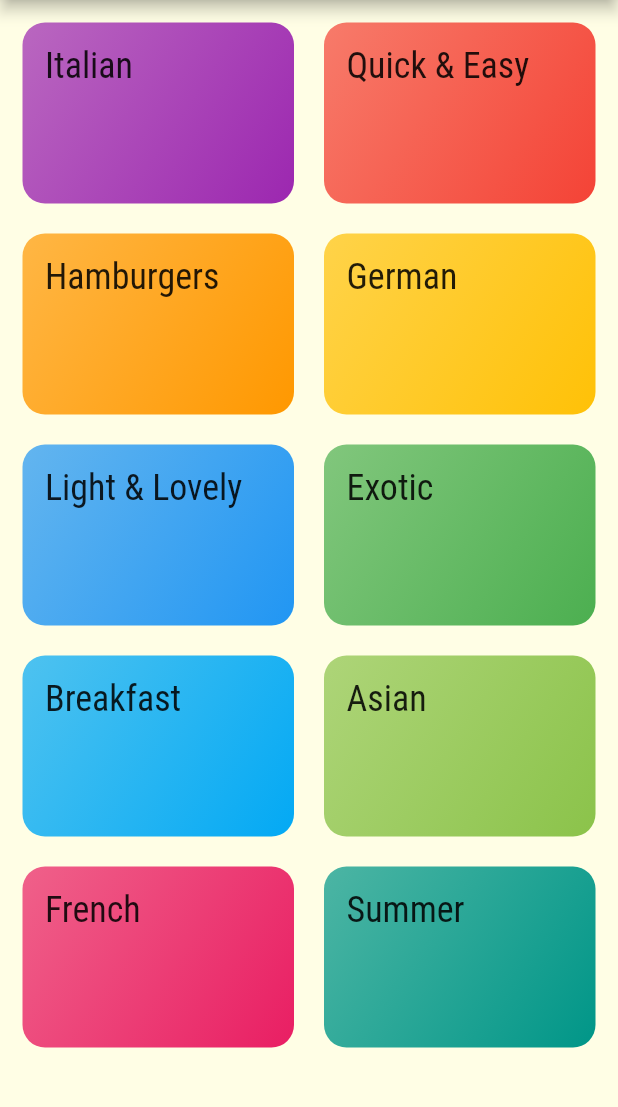
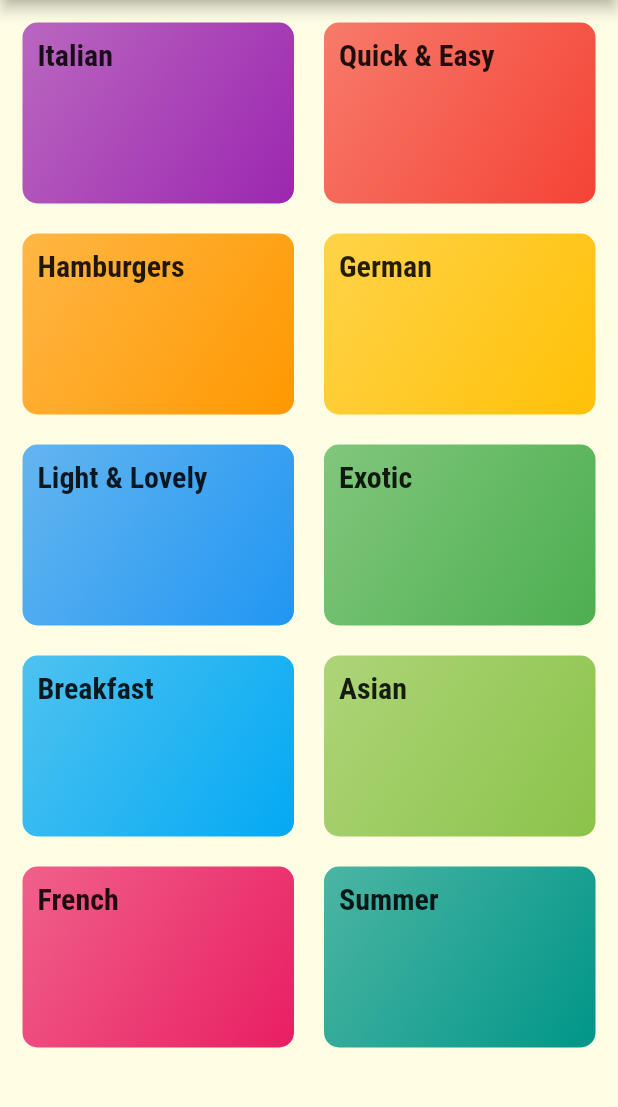
Before and after one commit to diipak-singh/meals_app, a Flutter app: the screen it shows after launch, on a phone screen of 412 x 824 dp, the part 84-1191 px from its top. Run offline on Flutter 3.47's test engine with Material 2 defaults, Android fonts, the phone set to English and light mode, and no system bars.

```diff
--- a/lib/categories_screen.dart
+++ b/lib/categories_screen.dart
@@ -13,6 +13,7 @@ class CategoriesScreen extends StatelessWidget {
         padding: const EdgeInsets.all(15),
         children: DUMMY_CATEGORIES
             .map((catData) => CategoryItem(
+                  catData.id,
                   catData.title,
                   catData.color,
                 ))
--- a/lib/category_item.dart
+++ b/lib/category_item.dart
@@ -1,15 +1,32 @@
 import 'package:flutter/material.dart';
+import './category_meals_screen.dart';
 
 class CategoryItem extends StatelessWidget {
+  final String id;
   final String title;
   final Color color;
 
-  CategoryItem(this.title, this.color);
+  CategoryItem(this.id, this.title, this.color);
+
+  void selectCategory(BuildContext ctx) {
+    Navigator.of(ctx).pushNamed(
+      '/category-meals',
+      arguments: {
+        'id': id,
+        'title': title,
+      },
+    );
+  }
 
   @override
   Widget build(BuildContext context) {
-    return Container(
-      padding: const EdgeInsets.all(15),
+    return InkWell(
+      //InkWell is a widget that gives ripple effect onTap, while GestureDetector don't.
+      onTap: () => selectCategory(context),
+      splashColor: Theme.of(context).accentColor,
+      borderRadius: BorderRadius.circular(10),
+      child: Container(
+        padding: const EdgeInsets.all(10),
         child: Text(
           title,
           style: Theme.of(context).textTheme.title,
@@ -23,7 +40,8 @@ class CategoryItem extends StatelessWidget {
             begin: Alignment.topLeft,
             end: Alignment.bottomRight,
           ),
-        borderRadius: BorderRadius.circular(15),
+          borderRadius: BorderRadius.circular(10),
+        ),
       ),
     );
   }
--- a/lib/main.dart
+++ b/lib/main.dart
@@ -1,4 +1,5 @@
 import 'package:flutter/material.dart';
+import './category_meals_screen.dart';
 import './categories_screen.dart';
 
 void main() => runApp(MyApp());
@@ -21,13 +22,17 @@ class MyApp extends StatelessWidget {
                 color: Color.fromRGBO(20, 51, 51, 1),
               ),
               title: TextStyle(
-                fontSize: 24,
+                fontSize: 20,
                 fontFamily: 'RobotoCondensed',
+                fontWeight: FontWeight.bold,
               ),
             ),
       ),
+      debugShowCheckedModeBanner: false,
       home: CategoriesScreen(),
-      debugShowCheckedModeBanner: false,
+      routes: {
+        '/category-meals': (ctx) => CategoryMealsScreen(),
+      },
     );
   }
 }
```
Also changed, not shown: lib/category_meals_screen.dart (added, +27 -0 lines). Lines whose indentation alone changed are shown as unchanged.
